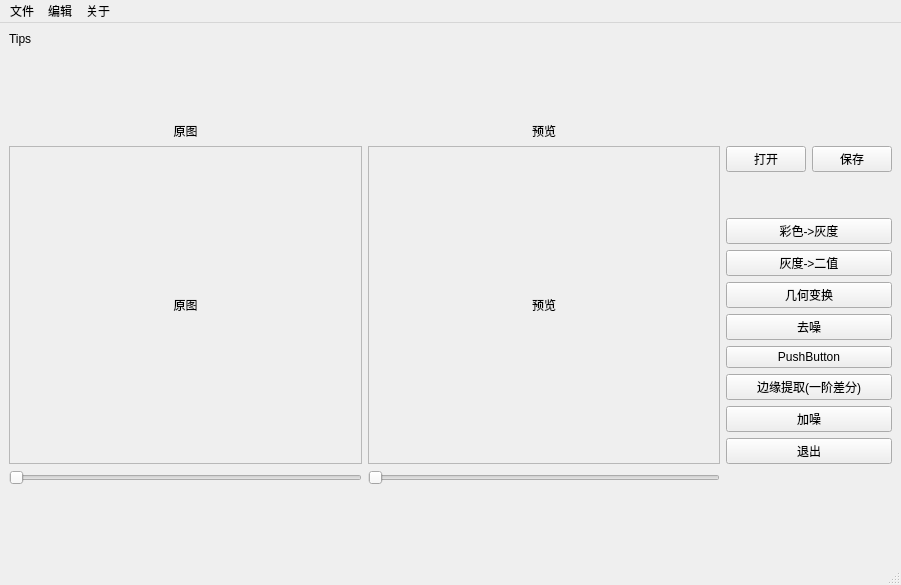
Old version of the form python_图像处理/final_work/MainWindow.ui in the repository wjsaya/SICNU.
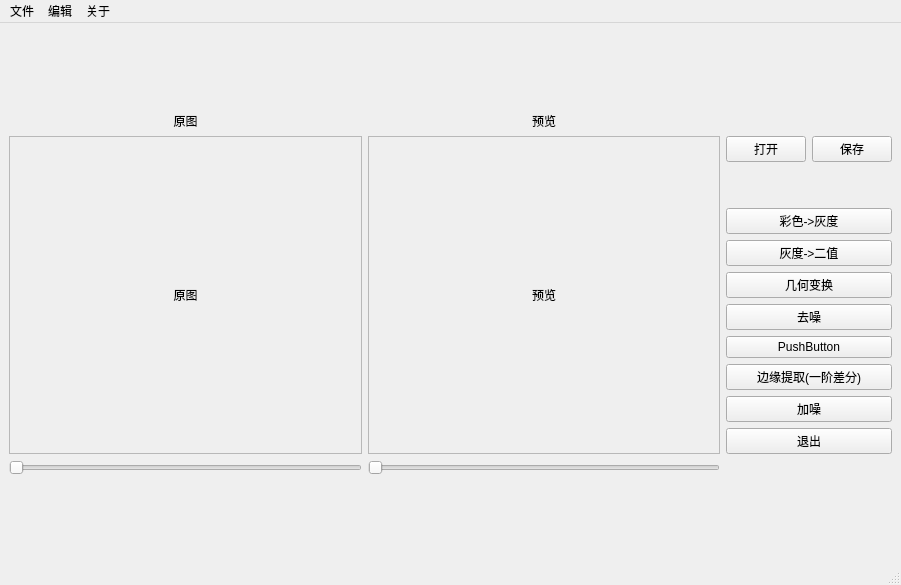
New version of the form.

The edit to the form file:
```diff
--- a/python_图像处理/final_work/MainWindow.ui
+++ b/python_图像处理/final_work/MainWindow.ui
@@ -15,13 +15,6 @@
   </property>
   <widget class="QWidget" name="centralwidget">
    <layout class="QVBoxLayout" name="verticalLayout_2">
-    <item>
-     <widget class="QLabel" name="tips">
-      <property name="text">
-       <string>Tips</string>
-      </property>
-     </widget>
-    </item>
     <item>
      <spacer name="verticalSpacer_2">
       <property name="orientation">
@@ -40,7 +33,7 @@
       <item>
        <layout class="QHBoxLayout" name="img_MainLayout" stretch="0">
         <item>
-         <layout class="QGridLayout" name="gridLayout" rowstretch="0,0,0,0">
+         <layout class="QGridLayout" name="gridLayout" rowstretch="0,0,0">
           <item row="0" column="0">
            <widget class="QLabel" name="text_Origin">
             <property name="contextMenuPolicy">
```
Left out of the diff: 33 changed lines with no effect on the pictures.
